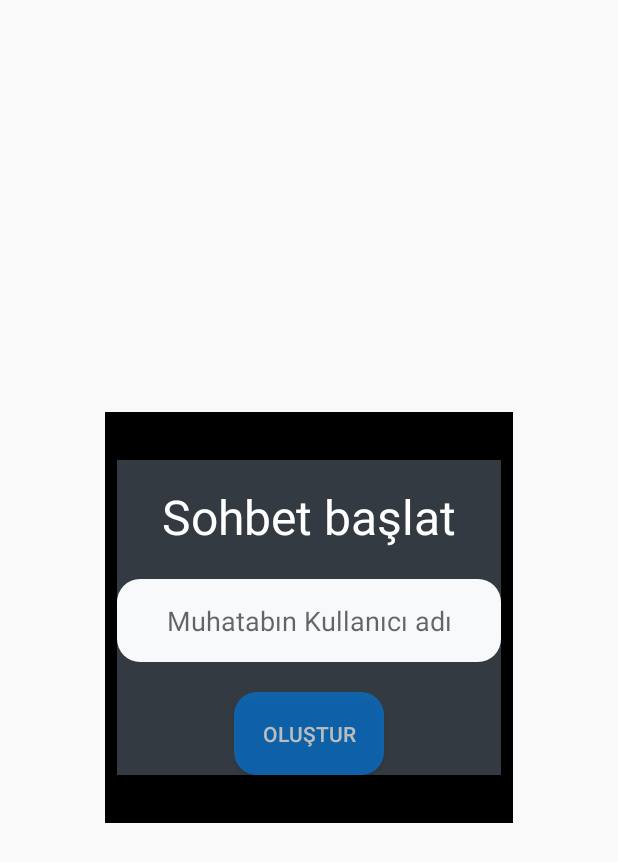
After one commit to yasinHizir/Katip, an Android app: the layout fragment_chat_adder.xml on its own in the app's theme, with its tools: preview values and no code run, on a phone screen of 412 x 824 dp. The commit adds this screen. Shown: the top 862 px of the screen. Run offline under Robolectric (Android 15) with nearby library versions, the phone set to English and light mode, and no system bars; Roboto replaces fonts that are not available here.

Commit message:
chat creation possible

```diff
--- a/app/src/main/java/com/crypto/katip/HomeActivity.java
+++ b/app/src/main/java/com/crypto/katip/HomeActivity.java
@@ -2,6 +2,7 @@ package com.crypto.katip;
 
 import androidx.appcompat.app.AppCompatActivity;
 import androidx.appcompat.widget.Toolbar;
+import androidx.fragment.app.FragmentManager;
 import androidx.lifecycle.Observer;
 import androidx.lifecycle.ViewModelProvider;
 import androidx.recyclerview.widget.LinearLayoutManager;
@@ -61,7 +62,9 @@ public class HomeActivity extends AppCompatActivity {
     }
 
     public void add(MenuItem item) {
-        viewModel.addChat("Deneme Başarılı");
+        FragmentManager fragmentManager = getSupportFragmentManager();
+        ChatAdderFragment fragment = ChatAdderFragment.newInstance(viewModel);
+        fragment.show(fragmentManager, "chat_adder_fragment");
     }
 
     public void logout(MenuItem item) {
--- /dev/null
+++ b/app/src/main/res/layout/fragment_chat_adder.xml
@@ -0,0 +1,66 @@
+<?xml version="1.0" encoding="utf-8"?>
+<androidx.constraintlayout.widget.ConstraintLayout xmlns:android="http://schemas.android.com/apk/res/android"
+    xmlns:app="http://schemas.android.com/apk/res-auto"
+    xmlns:tools="http://schemas.android.com/tools"
+    android:id="@+id/main"
+    android:layout_width="wrap_content"
+    android:layout_height="wrap_content"
+    android:layout_gravity="center"
+    android:orientation="vertical"
+    android:background="@color/black"
+    tools:context=".ChatAdderFragment">
+
+    <RelativeLayout
+        android:layout_width="match_parent"
+        android:layout_height="match_parent"
+        android:layout_marginStart="8dp"
+        android:layout_marginEnd="8dp"
+        android:layout_marginBottom="32dp"
+        android:layout_marginTop="32dp"
+        android:background="@color/dark"
+        app:layout_constraintBottom_toBottomOf="parent"
+        app:layout_constraintEnd_toEndOf="parent"
+        app:layout_constraintStart_toStartOf="parent"
+        app:layout_constraintTop_toTopOf="parent">
+
+        <TextView
+            android:id="@+id/create_chat"
+            android:layout_width="wrap_content"
+            android:layout_height="wrap_content"
+            android:layout_alignParentTop="true"
+            android:layout_centerHorizontal="true"
+            android:layout_marginTop="16dp"
+            android:text="@string/text_chat_adder"
+            android:textAlignment="center"
+            android:textColor="#FFFFFF"
+            android:textSize="32sp" />
+
+        <EditText
+            android:id="@+id/interlocutor"
+            android:layout_width="256dp"
+            android:layout_height="55dp"
+            android:layout_below="@id/create_chat"
+            android:layout_marginTop="20dp"
+            android:autofillHints=""
+            android:background="@drawable/rounded"
+            android:ems="10"
+            android:hint="@string/edit_text_interlocutor"
+            android:inputType="text"
+            android:textAlignment="center" />
+
+        <Button
+            android:id="@+id/create"
+            android:layout_width="100dp"
+            android:layout_height="55dp"
+            android:layout_below="@id/interlocutor"
+            android:layout_centerHorizontal="true"
+            android:layout_marginTop="20dp"
+            android:alpha=".7"
+            android:background="@drawable/rounded"
+            android:backgroundTint="@color/primary"
+            android:text="@string/button_create"
+            android:textColor="@color/light" />
+
+    </RelativeLayout>
+
+</androidx.constraintlayout.widget.ConstraintLayout>
--- a/app/src/main/res/menu/activity_menu.xml
+++ b/app/src/main/res/menu/activity_menu.xml
@@ -6,7 +6,7 @@
     <item
         android:id="@+id/menu1"
         android:onClick="add"
-        android:title="sohbet ekle"
+        android:title="@string/button_create_chat"
         app:showAsAction="never" />
 
     <item
--- a/app/src/main/res/values/strings.xml
+++ b/app/src/main/res/values/strings.xml
@@ -3,17 +3,20 @@
     <string name="button_login">Giriş Yap</string>
     <string name="edit_text_password">Şifre</string>
     <string name="edit_text_username">Kullanıcı Adı</string>
+    <string name="edit_text_interlocutor">Muhatabın Kullanıcı adı</string>
     <string name="text_app_name">Katip</string>
     <string name="text_welcome">Hoşgeldiniz</string>
     <string name="text_registration">Henüz üye değil misiniz? Kayıt Ol.</string>
     <string name="todo">TODO</string>
     <string name="edit_text_verify_password">Şifreyi doğrulayın</string>
     <string name="button_register">Kayıt Ol</string>
+    <string name="button_create">Oluştur</string>
+    <string name="button_create_chat">Sohbet oluştur</string>
     <string name="button_logout">Çıkış yap</string>
     <string name="text_login">Giriş yapmak için tıklayınız!</string>
     <string name="title_profile">Profile</string>
     <string name="title_chat">Chat</string>
     <!-- TODO: Remove or change this placeholder text -->
-    <string name="hello_blank_fragment">Hello blank fragment</string>
+    <string name="text_chat_adder">Sohbet başlat</string>
     <string name="message">Mesajlar</string>
 </resources>
```
Also changed, not shown: app/src/main/java/com/crypto/katip/ChatAdderFragment.java (added, +48 -0 lines), app/src/main/java/com/crypto/katip/viewmodels/home/HomeViewModel.java (+6 -3 lines).
